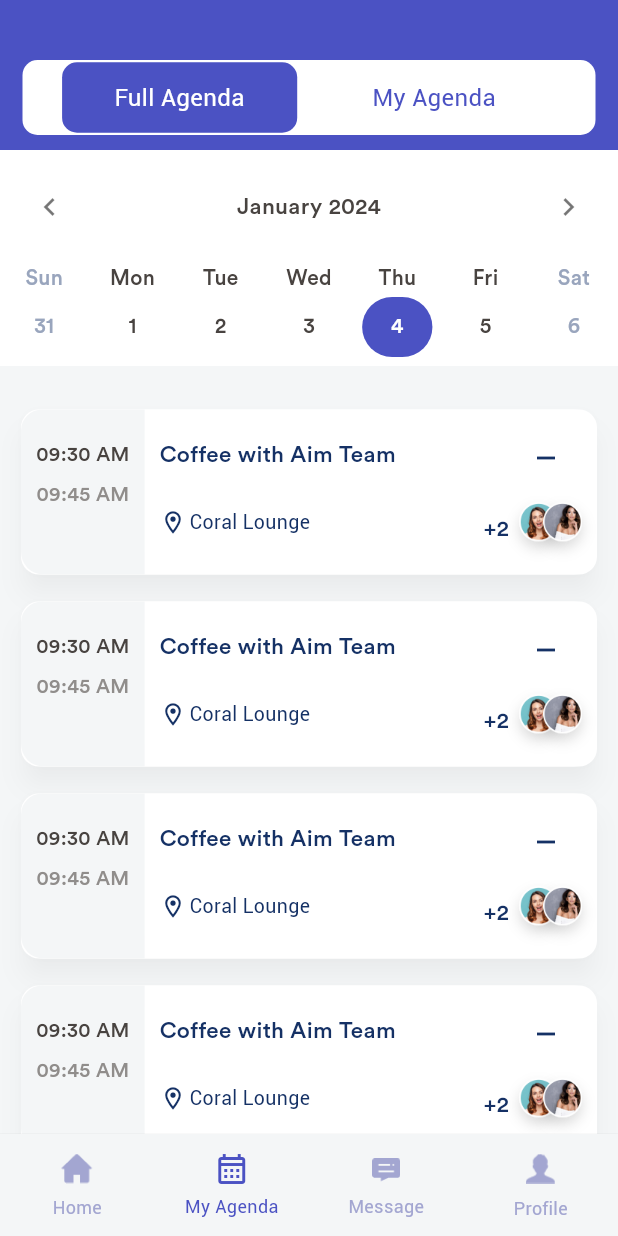
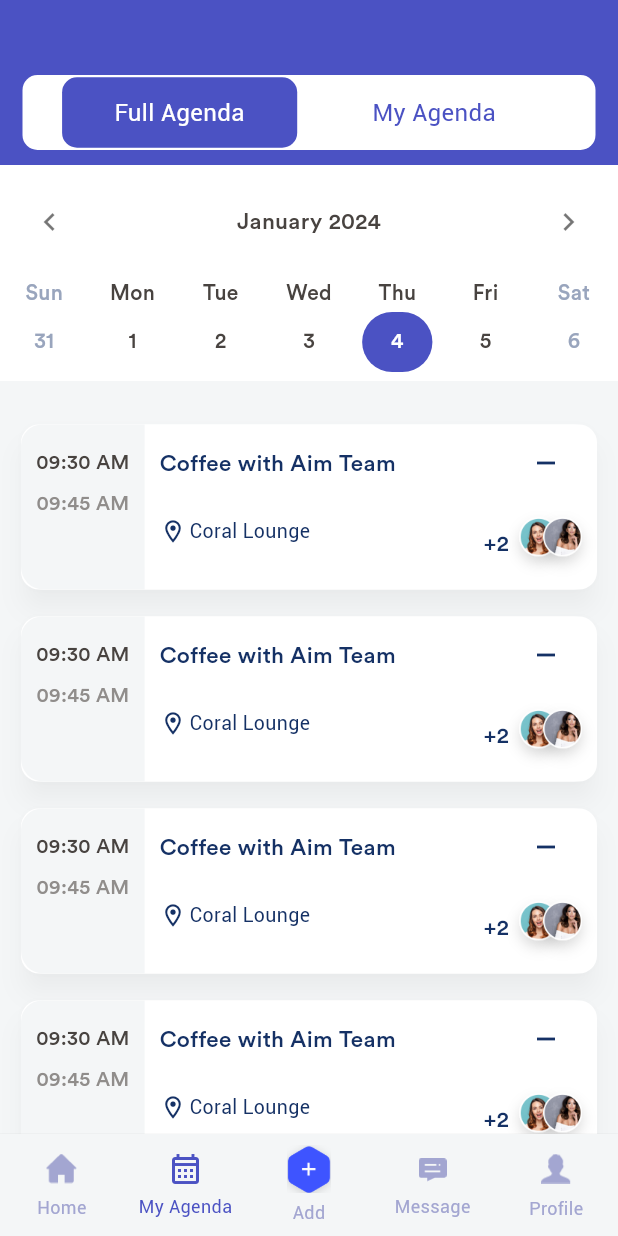
Before and after one commit to expoders8/i-Attent_Tap_Expoders, a Flutter app: the TabPage screen opened by its route, item 2 of the bottom bar chosen, on a phone screen of 412 x 824 dp. Run offline on Flutter 3.47's test engine with Material 3 defaults, Android fonts, the light colour scheme and no system bars; drawn by our look-alikes of table_calendar; our stand-ins replace avatar_glow, cloud_firestore, dotted_border, emoji_picker_flutter, firebase_auth, flutter_datetime_picker_bdaya and 4 more; accounts and stored records are empty; Roboto replaces fonts that are missing (CircularStd).

Commit message:
bug fixes

```diff
--- a/lib/app/routes/app_pages.dart
+++ b/lib/app/routes/app_pages.dart
@@ -1,6 +1,7 @@
 import 'package:get/get.dart';
 
 import '../ui/agenda_details/agenda_details.dart';
+import '../ui/agenda_details/members_details.dart';
 import '../ui/auth/sign_in.dart';
 import '../ui/details/event_details.dart';
 import '../ui/home/tab_page.dart';
@@ -44,5 +45,9 @@ class AppPages {
       name: _Paths.agendaDetailsPage,
       page: () => const AgendaDetailsPage(),
     ),
+    GetPage(
+      name: _Paths.membersDetailsPage,
+      page: () => const MembersDetailsPage(),
+    ),
   ];
 }
--- a/lib/app/routes/app_routes.dart
+++ b/lib/app/routes/app_routes.dart
@@ -11,6 +11,7 @@ abstract class Routes {
   static const dateSectionWidget = _Paths.dateSectionWidget;
   static const notificationPage = _Paths.notificationPage;
   static const agendaDetailsPage = _Paths.agendaDetailsPage;
+  static const membersDetailsPage = _Paths.membersDetailsPage;
 }
 
 abstract class _Paths {
@@ -22,4 +23,5 @@ abstract class _Paths {
   static const dateSectionWidget = '/dateSectionWidget';
   static const notificationPage = '/notificationPage';
   static const agendaDetailsPage = '/agendaDetailsPage';
+  static const membersDetailsPage = '/membersDetailsPage';
 }
--- a/lib/app/ui/details/event_details.dart
+++ b/lib/app/ui/details/event_details.dart
@@ -184,7 +184,7 @@ class _EventDetailsPageState extends State<EventDetailsPage> {
               ),
               padding: const EdgeInsets.only(bottom: 5.0),
               child: ListView.builder(
-                padding: EdgeInsets.only(top: 0),
+                padding: const EdgeInsets.only(top: 0),
                 itemCount: 4,
                 itemBuilder: (context, index) {
                   return Padding(
--- a/lib/app/ui/home/home.dart
+++ b/lib/app/ui/home/home.dart
@@ -1,4 +1,3 @@
-import 'dart:io';
 import 'package:get/get.dart';
 import 'package:intl/intl.dart';
 import 'package:flutter/material.dart';
--- a/lib/app/ui/home/tab_page.dart
+++ b/lib/app/ui/home/tab_page.dart
@@ -4,6 +4,7 @@ import 'package:flutter/material.dart';
 
 import '../home/bt3.dart';
 import '../home/home.dart';
+import '../myAgenda/create_activity.dart';
 import '../profile/profile.dart';
 import '../myAgenda/my_agenda.dart';
 import '../../controller/tab_controller.dart';
@@ -54,6 +55,7 @@ class _TabPageState extends State<TabPage> {
               children: const [
                 HomePage(),
                 MyAgendaPage(),
+                CreateActivity(),
                 Bt3Page(),
                 ProfilePage(),
               ],
@@ -108,6 +110,17 @@ class _TabPageState extends State<TabPage> {
                 backgroundColor: kBackGroundColor,
               ),
               BottomNavigationBarItem(
+                icon: Container(
+                  margin: const EdgeInsets.only(bottom: 4),
+                  child: Image.asset(
+                    "assets/icons/plus_icon.png",
+                    scale: 2.5,
+                  ),
+                ),
+                label: 'Add',
+                backgroundColor: kBackGroundColor,
+              ),
+              BottomNavigationBarItem(
                 icon: Padding(
                   padding: const EdgeInsets.only(bottom: 8.0, top: 5),
                   child: Image.asset(
--- a/lib/app/ui/myAgenda/components/agenda_list.dart
+++ b/lib/app/ui/myAgenda/components/agenda_list.dart
@@ -61,7 +61,7 @@ class _AgendaListPageState extends State<AgendaListPage> {
                                       topLeft: Radius.circular(14),
                                       bottomLeft: Radius.circular(15))),
                               padding: const EdgeInsets.only(
-                                  left: 10, right: 10, top: 20),
+                                  left: 10, right: 10, top: 15.7),
                               child: const Column(
                                 children: [
                                   Text(
@@ -87,7 +87,7 @@ class _AgendaListPageState extends State<AgendaListPage> {
                               crossAxisAlignment: CrossAxisAlignment.start,
                               mainAxisAlignment: MainAxisAlignment.start,
                               children: [
-                                SizedBox(height: 19.8),
+                                SizedBox(height: 15.7),
                                 Text(
                                   "Coffee with Aim Team",
                                   style: TextStyle(
@@ -121,6 +121,7 @@ class _AgendaListPageState extends State<AgendaListPage> {
                           crossAxisAlignment: CrossAxisAlignment.end,
                           children: [
                             IconButton(
+                              padding: EdgeInsets.only(bottom: 13),
                               onPressed: () {},
                               icon: const Icon(
                                 Icons.minimize_outlined,
--- a/lib/app/ui/myAgenda/my_agenda.dart
+++ b/lib/app/ui/myAgenda/my_agenda.dart
@@ -27,7 +27,7 @@ class _MyAgendaPageState extends State<MyAgendaPage> {
           Container(
             width: Get.width,
             padding:
-                const EdgeInsets.only(top: 40, left: 15, right: 15, bottom: 10),
+                const EdgeInsets.only(top: 50, left: 15, right: 15, bottom: 10),
             color: kSelectedIconColor,
             child: Container(
               height: 50,
--- a/lib/app/ui/notification/notification.dart
+++ b/lib/app/ui/notification/notification.dart
@@ -1,5 +1,5 @@
+import 'package:get/get.dart';
 import 'package:flutter/material.dart';
-import 'package:get/get.dart';
 
 import '../../../config/constant/color_constant.dart';
 import '../../../config/constant/font_constant.dart';
--- a/lib/app/ui/widgets/data_section.dart
+++ b/lib/app/ui/widgets/data_section.dart
@@ -2,7 +2,6 @@ import 'package:get/get.dart';
 import 'package:flutter/material.dart';
 import 'package:table_calendar/table_calendar.dart';
 
-import '../../models/event_model.dart';
 import '../../../config/constant/color_constant.dart';
 
 class DateSectionWidget extends StatefulWidget {
--- a/lib/config/provider/theme_provider.dart
+++ b/lib/config/provider/theme_provider.dart
@@ -30,7 +30,7 @@ class ThemeProvider extends ChangeNotifier {
         fontFamily: fontFamilyMedium,
       ),
     ),
-    cardTheme: CardTheme(
+    cardTheme: const CardTheme(
       color: Colors.white, // Set the default card color to white
     ),
     listTileTheme: const ListTileThemeData(textColor: kPrimaryColor),
```
Also changed, not shown: lib/app/ui/agenda_details/agenda_details.dart (+10 -10 lines), lib/app/ui/agenda_details/members_details.dart (added, +206 -0 lines), lib/app/ui/profile/profile.dart (+3 -4 lines), assets/icons/plus_icon.png (added).
